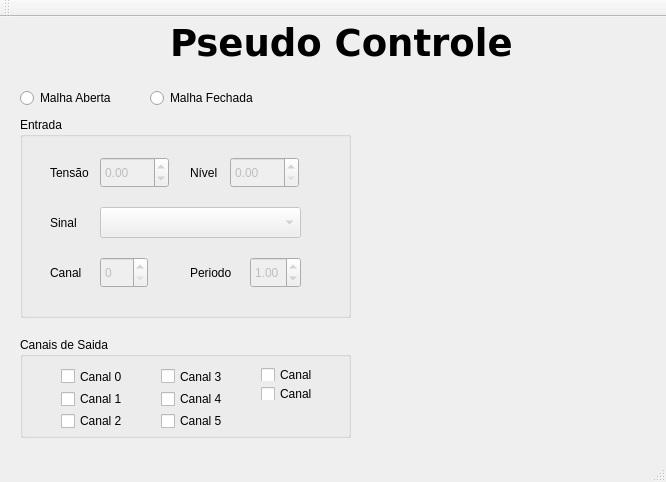
Qt form LabControle1/mainwindow.ui (marciojunior159/Projects) before a commit.
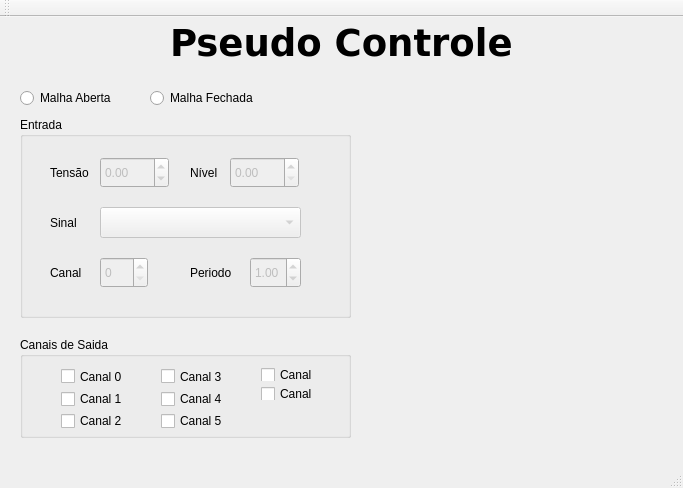
The same form after that commit. Custom widgets are drawn as their Qt base class.

What changed in the file:
```diff
--- a/LabControle1/mainwindow.ui
+++ b/LabControle1/mainwindow.ui
@@ -6,8 +6,8 @@
    <rect>
     <x>0</x>
     <y>0</y>
-    <width>666</width>
-    <height>482</height>
+    <width>683</width>
+    <height>488</height>
    </rect>
   </property>
   <property name="windowTitle">
```
Left out of the diff: 4 changed lines with no effect on the pictures.
